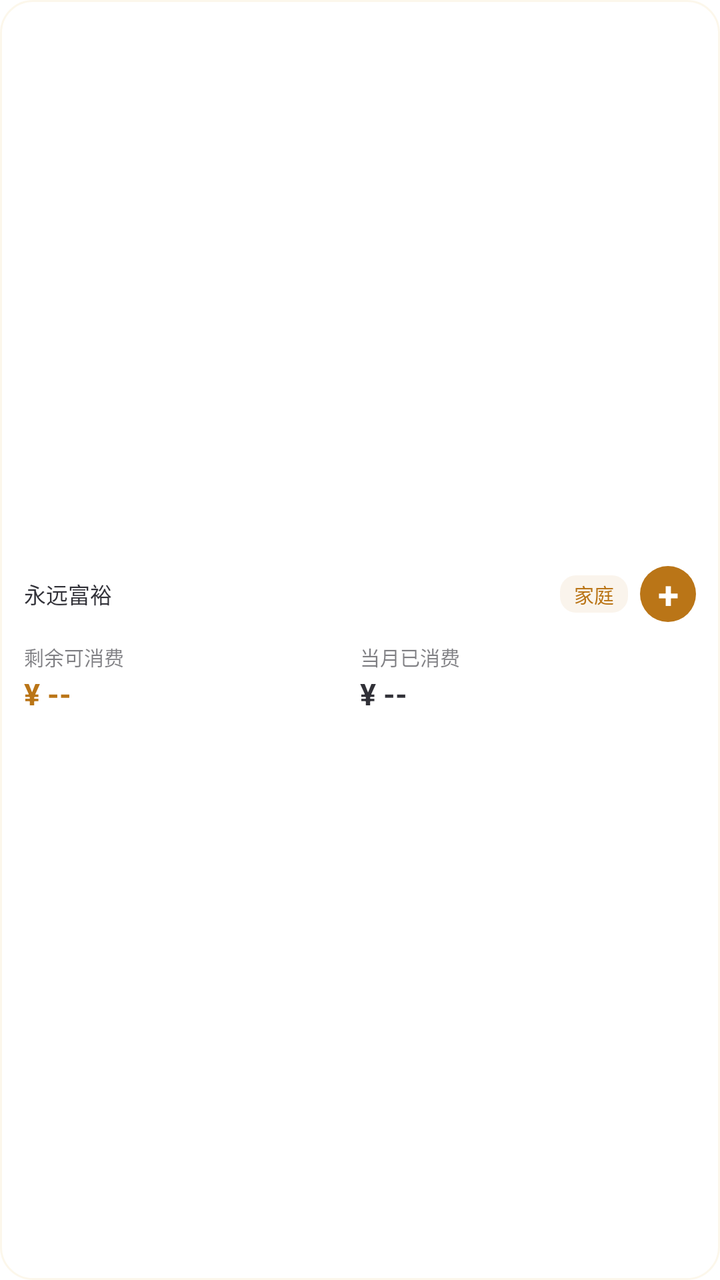
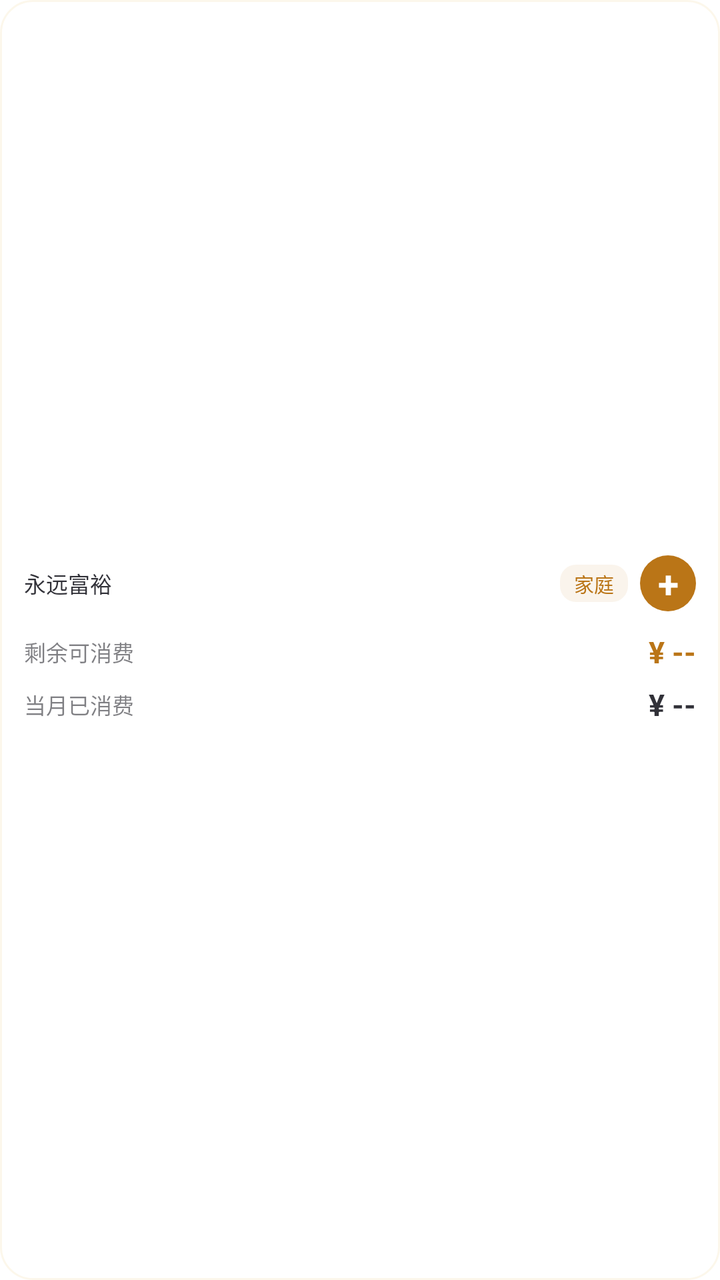

An Android layout rendered at two revisions. The XML below is the earlier revision; the diff shows what the commit changed to produce the second picture.
<!-- AndroidManifest.xml: fallback theme Theme.MaterialComponents.DayNight.NoActionBar -->
<!-- res/layout/widget_finance_small.xml -->
<?xml version="1.0" encoding="utf-8"?>
<LinearLayout xmlns:android="http://schemas.android.com/apk/res/android"
    android:id="@+id/widget_root"
    android:layout_width="match_parent"
    android:layout_height="match_parent"
    android:background="@drawable/widget_background"
    android:gravity="center_vertical"
    android:orientation="vertical"
    android:paddingHorizontal="12dp"
    android:paddingVertical="10dp">

    
    <LinearLayout
        android:layout_width="match_parent"
        android:layout_height="wrap_content"
        android:gravity="center_vertical"
        android:orientation="horizontal">

        <TextView
            android:layout_width="0dp"
            android:layout_height="wrap_content"
            android:layout_weight="1"
            android:text="永远富裕"
            android:textColor="@color/widget_title"
            android:textSize="11sp" />

        <TextView
            android:id="@+id/widget_scope"
            android:layout_width="wrap_content"
            android:layout_height="wrap_content"
            android:layout_marginEnd="6dp"
            android:background="@drawable/widget_scope_chip"
            android:paddingStart="7dp"
            android:paddingTop="2dp"
            android:paddingEnd="7dp"
            android:paddingBottom="2dp"
            android:text="家庭"
            android:textColor="@color/widget_accent"
            android:textSize="10sp" />

        <TextView
            android:id="@+id/widget_add"
            android:layout_width="28dp"
            android:layout_height="28dp"
            android:background="@drawable/widget_add_btn"
            android:gravity="center"
            android:text="+"
            android:textColor="@color/widget_add_fg"
            android:textSize="19sp"
            android:textStyle="bold" />
    </LinearLayout>

    
    <LinearLayout
        android:layout_width="match_parent"
        android:layout_height="wrap_content"
        android:layout_marginTop="10dp"
        android:orientation="horizontal">

        <LinearLayout
            android:layout_width="0dp"
            android:layout_height="wrap_content"
            android:layout_weight="1"
            android:orientation="vertical">

            <TextView
                android:layout_width="wrap_content"
                android:layout_height="wrap_content"
                android:text="剩余可消费"
                android:textColor="@color/widget_label"
                android:textSize="10sp" />

            <TextView
                android:id="@+id/widget_consumable"
                android:layout_width="wrap_content"
                android:layout_height="wrap_content"
                android:layout_marginTop="1dp"
                android:ellipsize="end"
                android:maxLines="1"
                android:text="¥ --"
                android:textColor="@color/widget_accent"
                android:textSize="15sp"
                android:textStyle="bold" />
        </LinearLayout>

        <LinearLayout
            android:layout_width="0dp"
            android:layout_height="wrap_content"
            android:layout_weight="1"
            android:orientation="vertical">

            <TextView
                android:layout_width="wrap_content"
                android:layout_height="wrap_content"
                android:text="当月已消费"
                android:textColor="@color/widget_label"
                android:textSize="10sp" />

            <TextView
                android:id="@+id/widget_spent"
                android:layout_width="wrap_content"
                android:layout_height="wrap_content"
                android:layout_marginTop="1dp"
                android:ellipsize="end"
                android:maxLines="1"
                android:text="¥ --"
                android:textColor="@color/widget_value"
                android:textSize="15sp"
                android:textStyle="bold" />
        </LinearLayout>
    </LinearLayout>
</LinearLayout>
<!-- resources referenced by this layout -->
<resources>
  <color name="widget_accent">#BA7517</color>
  <color name="widget_add_fg">#FFFFFFFF</color>
  <color name="widget_label">#8A12121A</color>
  <color name="widget_title">#DE12121A</color>
  <color name="widget_value">#DE12121A</color>
  <!-- drawable widget_add_btn (drawable) -->
  <?xml version="1.0" encoding="utf-8"?>
  <shape xmlns:android="http://schemas.android.com/apk/res/android"
      android:shape="oval">
      <solid android:color="@color/widget_add_bg" />
  </shape>
  <!-- drawable widget_background (drawable) -->
  <?xml version="1.0" encoding="utf-8"?>
  <shape xmlns:android="http://schemas.android.com/apk/res/android"
      android:shape="rectangle">
      <solid android:color="@color/widget_bg" />
      <corners android:radius="16dp" />
      <stroke
          android:width="1dp"
          android:color="@color/widget_border" />
  </shape>
  <!-- drawable widget_scope_chip (drawable) -->
  <?xml version="1.0" encoding="utf-8"?>
  <shape xmlns:android="http://schemas.android.com/apk/res/android"
      android:shape="rectangle">
      <solid android:color="@color/widget_chip_bg" />
      <corners android:radius="8dp" />
  </shape>
  <color name="widget_add_bg">#FFBA7517</color>
  <color name="widget_bg">#FFFFFFFF</color>
  <color name="widget_border">#22E8C268</color>
  <color name="widget_chip_bg">#14BA7517</color>
</resources>

<!-- the commit's change to res/layout/widget_finance_small.xml (unified diff, before → after) -->
@@ -55,58 +55,53 @@
         android:layout_width="match_parent"
         android:layout_height="wrap_content"
         android:layout_marginTop="10dp"
+        android:gravity="center_vertical"
         android:orientation="horizontal">
 
-        <LinearLayout
+        <TextView
             android:layout_width="0dp"
             android:layout_height="wrap_content"
             android:layout_weight="1"
-            android:orientation="vertical">
+            android:text="剩余可消费"
+            android:textColor="@color/widget_label"
+            android:textSize="11sp" />
 
-            <TextView
-                android:layout_width="wrap_content"
-                android:layout_height="wrap_content"
-                android:text="剩余可消费"
-                android:textColor="@color/widget_label"
-                android:textSize="10sp" />
+        <TextView
+            android:id="@+id/widget_consumable"
+            android:layout_width="wrap_content"
+            android:layout_height="wrap_content"
+            android:ellipsize="end"
+            android:maxLines="1"
+            android:text="¥ --"
+            android:textColor="@color/widget_accent"
+            android:textSize="15sp"
+            android:textStyle="bold" />
+    </LinearLayout>
 
-            <TextView
-                android:id="@+id/widget_consumable"
-                android:layout_width="wrap_content"
-                android:layout_height="wrap_content"
-                android:layout_marginTop="1dp"
-                android:ellipsize="end"
-                android:maxLines="1"
-                android:text="¥ --"
-                android:textColor="@color/widget_accent"
-                android:textSize="15sp"
-                android:textStyle="bold" />
-        </LinearLayout>
+    <LinearLayout
+        android:layout_width="match_parent"
+        android:layout_height="wrap_content"
+        android:layout_marginTop="6dp"
+        android:gravity="center_vertical"
+        android:orientation="horizontal">
 
-        <LinearLayout
+        <TextView
             android:layout_width="0dp"
             android:layout_height="wrap_content"
             android:layout_weight="1"
-            android:orientation="vertical">
+            android:text="当月已消费"
+            android:textColor="@color/widget_label"
+            android:textSize="11sp" />
 
-            <TextView
-                android:layout_width="wrap_content"
-                android:layout_height="wrap_content"
-                android:text="当月已消费"
-                android:textColor="@color/widget_label"
-                android:textSize="10sp" />
-
-            <TextView
-                android:id="@+id/widget_spent"
-                android:layout_width="wrap_content"
-                android:layout_height="wrap_content"
-                android:layout_marginTop="1dp"
-                android:ellipsize="end"
-                android:maxLines="1"
-                android:text="¥ --"
-                android:textColor="@color/widget_value"
-                android:textSize="15sp"
-                android:textStyle="bold" />
-        </LinearLayout>
+        <TextView
+            android:id="@+id/widget_spent"
+            android:layout_width="wrap_content"
+            android:layout_height="wrap_content"
+            android:ellipsize="end"
+            android:maxLines="1"
+            android:text="¥ --"
+            android:textColor="@color/widget_value"
+            android:textSize="15sp"
+            android:textStyle="bold" />
     </LinearLayout>
 </LinearLayout>
